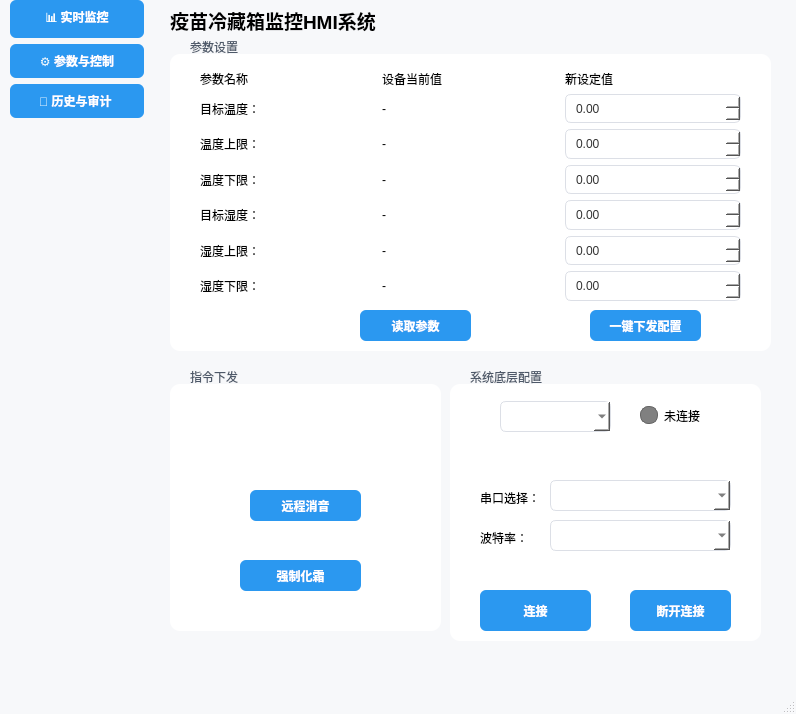
Old version of the form src/ui/mainwindow.ui in the repository mojimojimo/MyIndustrialHMI.
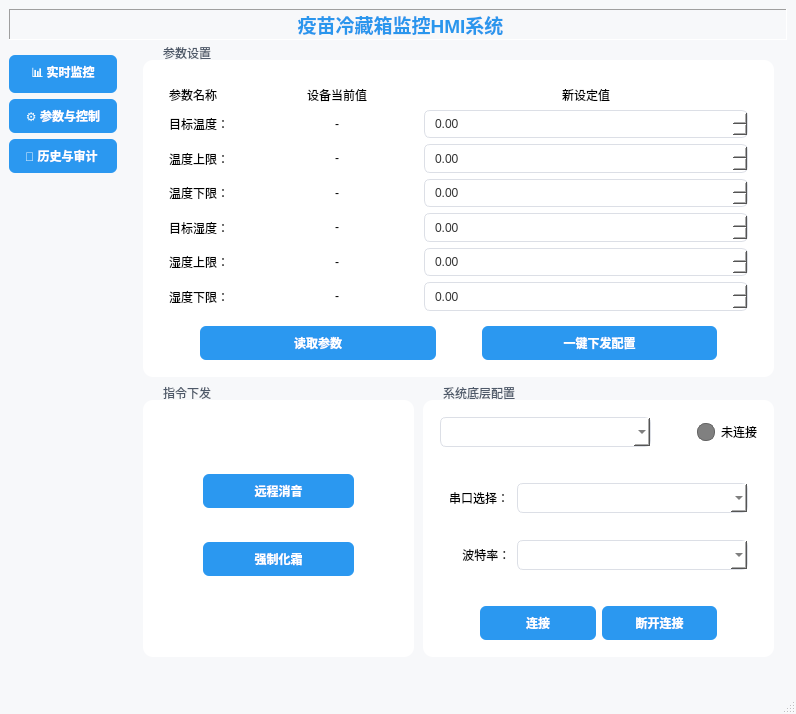
New version of the form. The open tabs and pages were chosen to show the change. Custom widgets are drawn as their Qt base class.

The edit to the form file:
```diff
--- a/src/ui/mainwindow.ui
+++ b/src/ui/mainwindow.ui
@@ -194,15 +194,61 @@
 }</string>
   </property>
   <widget class="QWidget" name="centralwidget">
+   <layout class="QGridLayout" name="gridLayout_6">
+    <item row="1" column="0">
+     <widget class="QWidget" name="widget" native="true">
+      <property name="sizePolicy">
+       <sizepolicy hsizetype="Preferred" vsizetype="Preferred">
+        <horstretch>0</horstretch>
+        <verstretch>1</verstretch>
+       </sizepolicy>
+      </property>
+      <layout class="QVBoxLayout" name="verticalLayout">
+       <property name="leftMargin">
+        <number>0</number>
+       </property>
+       <property name="rightMargin">
+        <number>0</number>
+       </property>
+       <item>
+        <widget class="QPushButton" name="btn1">
+         <property name="text">
+          <string>📊 实时监控</string>
+         </property>
+        </widget>
+       </item>
+       <item>
+        <widget class="QPushButton" name="btn2">
+         <property name="text">
+          <string>⚙️ 参数与控制</string>
+         </property>
+        </widget>
+       </item>
+       <item>
+        <widget class="QPushButton" name="btn3">
+         <property name="text">
+          <string>📁 历史与审计 </string>
+         </property>
+        </widget>
+       </item>
+       <item>
+        <spacer name="verticalSpacer">
+         <property name="orientation">
+          <enum>Qt::Vertical</enum>
+         </property>
+         <property name="sizeHint" stdset="0">
+          <size>
+           <width>20</width>
+           <height>40</height>
+          </size>
+         </property>
+        </spacer>
+       </item>
+      </layout>
+     </widget>
+    </item>
+    <item row="1" column="1">
    <widget class="QStackedWidget" name="mainStkWidget">
-    <property name="geometry">
-     <rect>
-      <x>160</x>
-      <y>30</y>
-      <width>631</width>
-      <height>621</height>
-     </rect>
-    </property>
     <property name="styleSheet">
      <string notr="true"/>
     </property>
@@ -210,71 +256,30 @@
      <number>1</number>
     </property>
     <widget class="QWidget" name="page_5">
-     <widget class="QGroupBox" name="groupBox_5">
+       <widget class="QWidget" name="widget_3" native="true">
       <property name="geometry">
        <rect>
         <x>10</x>
-        <y>210</y>
-        <width>531</width>
-        <height>331</height>
-       </rect>
-      </property>
-      <property name="title">
-       <string>温度变化</string>
-      </property>
-      <widget class="QCustomPlot" name="plotTemp" native="true">
-       <property name="geometry">
-        <rect>
-         <x>20</x>
-         <y>50</y>
-         <width>491</width>
-         <height>251</height>
-        </rect>
-       </property>
-      </widget>
-     </widget>
+          <y>10</y>
+          <width>641</width>
+          <height>601</height>
+         </rect>
+        </property>
+        <layout class="QGridLayout" name="gridLayout_8" rowstretch="1,2" columnstretch="1,1">
+         <property name="topMargin">
+          <number>0</number>
+         </property>
+         <property name="bottomMargin">
+          <number>0</number>
+         </property>
+         <item row="0" column="0">
      <widget class="QGroupBox" name="groupBox_4">
-      <property name="geometry">
-       <rect>
-        <x>10</x>
-        <y>20</y>
-        <width>271</width>
-        <height>181</height>
-       </rect>
-      </property>
       <property name="title">
        <string>当前温度</string>
       </property>
-      <widget class="QLCDNumber" name="lcdTemp">
-       <property name="geometry">
-        <rect>
-         <x>90</x>
-         <y>30</y>
-         <width>111</width>
-         <height>51</height>
-        </rect>
-       </property>
-       <property name="styleSheet">
-        <string notr="true">QLCDNumber {
-    background-color: #1e1e1e; /* 黑底 */
-    color: #00ff00;            /* 绿字 */
-    border: 2px solid #555;    /* 边框 */
-    border-radius: 5px;        /* 圆角 */
-}</string>
-       </property>
-       <property name="segmentStyle">
-        <enum>QLCDNumber::Flat</enum>
-       </property>
-      </widget>
+           <layout class="QGridLayout" name="gridLayout_5" columnstretch="3,5,2">
+            <item row="2" column="1">
       <widget class="QLCDNumber" name="lcdHum">
-       <property name="geometry">
-        <rect>
-         <x>90</x>
-         <y>100</y>
-         <width>111</width>
-         <height>51</height>
-        </rect>
-       </property>
        <property name="styleSheet">
         <string notr="true">QLCDNumber {
     background-color: #1e1e1e; /* 黑底 */
@@ -287,41 +292,9 @@
         <enum>QLCDNumber::Flat</enum>
        </property>
       </widget>
-      <widget class="QLabel" name="label_14">
-       <property name="geometry">
-        <rect>
-         <x>20</x>
-         <y>50</y>
-         <width>54</width>
-         <height>16</height>
-        </rect>
-       </property>
-       <property name="text">
-        <string>当前温度：</string>
-       </property>
-      </widget>
-      <widget class="QLabel" name="label_15">
-       <property name="geometry">
-        <rect>
-         <x>20</x>
-         <y>120</y>
-         <width>54</width>
-         <height>16</height>
-        </rect>
-       </property>
-       <property name="text">
-        <string>当前湿度：</string>
-       </property>
-      </widget>
+            </item>
+            <item row="0" column="2">
       <widget class="QLabel" name="label_16">
-       <property name="geometry">
-        <rect>
-         <x>210</x>
-         <y>45</y>
-         <width>31</width>
-         <height>21</height>
-        </rect>
-       </property>
        <property name="font">
         <font>
          <pointsize>12</pointsize>
@@ -331,15 +304,16 @@
         <string>℃</string>
        </property>
       </widget>
+            </item>
+            <item row="0" column="0">
+             <widget class="QLabel" name="label_14">
+              <property name="text">
+               <string>当前温度：</string>
+              </property>
+             </widget>
+            </item>
+            <item row="2" column="2">
       <widget class="QLabel" name="label_17">
-       <property name="geometry">
-        <rect>
-         <x>210</x>
-         <y>105</y>
-         <width>21</width>
-         <height>41</height>
-        </rect>
-       </property>
        <property name="font">
         <font>
          <pointsize>12</pointsize>
@@ -349,253 +323,158 @@
         <string>%</string>
        </property>
       </widget>
-     </widget>
+            </item>
+            <item row="2" column="0">
+             <widget class="QLabel" name="label_15">
+              <property name="text">
+               <string>当前湿度：</string>
+              </property>
+             </widget>
+            </item>
+            <item row="0" column="1">
+             <widget class="QLCDNumber" name="lcdTemp">
+              <property name="styleSheet">
+               <string notr="true">QLCDNumber {
+    background-color: #1e1e1e; /* 黑底 */
+    color: #00ff00;            /* 绿字 */
+    border: 2px solid #555;    /* 边框 */
+    border-radius: 5px;        /* 圆角 */
+}</string>
+              </property>
+              <property name="segmentStyle">
+               <enum>QLCDNumber::Flat</enum>
+              </property>
+             </widget>
+            </item>
+            <item row="1" column="1">
+             <spacer name="verticalSpacer_3">
+              <property name="orientation">
+               <enum>Qt::Vertical</enum>
+              </property>
+              <property name="sizeType">
+               <enum>QSizePolicy::Fixed</enum>
+              </property>
+              <property name="sizeHint" stdset="0">
+               <size>
+                <width>20</width>
+                <height>10</height>
+               </size>
+              </property>
+             </spacer>
+            </item>
+           </layout>
+          </widget>
+         </item>
+         <item row="0" column="1">
      <widget class="QGroupBox" name="groupBox_7">
-      <property name="geometry">
-       <rect>
-        <x>289</x>
-        <y>20</y>
-        <width>251</width>
-        <height>181</height>
-       </rect>
-      </property>
       <property name="title">
        <string>设备运行状态</string>
       </property>
+           <layout class="QGridLayout" name="gridLayout_7" columnstretch="1,2">
+            <item row="0" column="0">
       <widget class="QLabel" name="label_6">
-       <property name="geometry">
-        <rect>
-         <x>20</x>
-         <y>49</y>
-         <width>61</width>
-         <height>21</height>
-        </rect>
-       </property>
        <property name="text">
         <string>门状态：</string>
        </property>
       </widget>
+            </item>
+            <item row="0" column="1">
+             <widget class="QLabel" name="lblDoor">
+              <property name="text">
+               <string/>
+              </property>
+             </widget>
+            </item>
+            <item row="1" column="0">
       <widget class="QLabel" name="label_10">
-       <property name="geometry">
-        <rect>
-         <x>20</x>
-         <y>90</y>
-         <width>71</width>
-         <height>16</height>
-        </rect>
-       </property>
        <property name="text">
         <string>压缩机状态：</string>
        </property>
       </widget>
+            </item>
+            <item row="1" column="1">
+             <widget class="QLabel" name="lblCompress">
+              <property name="text">
+               <string/>
+              </property>
+             </widget>
+            </item>
+            <item row="2" column="0">
       <widget class="QLabel" name="label_11">
-       <property name="geometry">
-        <rect>
-         <x>20</x>
-         <y>130</y>
-         <width>54</width>
-         <height>16</height>
-        </rect>
-       </property>
        <property name="text">
         <string>报警码：</string>
        </property>
       </widget>
-      <widget class="QLabel" name="lblDoor">
-       <property name="geometry">
-        <rect>
-         <x>80</x>
-         <y>50</y>
-         <width>141</width>
-         <height>20</height>
-        </rect>
-       </property>
-       <property name="text">
-        <string/>
-       </property>
-      </widget>
-      <widget class="QLabel" name="lblCompress">
-       <property name="geometry">
-        <rect>
-         <x>100</x>
-         <y>90</y>
-         <width>131</width>
-         <height>20</height>
-        </rect>
-       </property>
-       <property name="text">
-        <string/>
-       </property>
-      </widget>
+            </item>
+            <item row="2" column="1">
       <widget class="QLabel" name="lblAlarm">
+              <property name="text">
+               <string/>
+              </property>
+             </widget>
+            </item>
+           </layout>
+          </widget>
+         </item>
+         <item row="1" column="0" colspan="2">
+          <widget class="QGroupBox" name="groupBox_5">
+           <property name="title">
+            <string>温度变化</string>
+           </property>
+           <widget class="QCustomPlot" name="plotTemp" native="true">
        <property name="geometry">
         <rect>
-         <x>80</x>
-         <y>130</y>
-         <width>131</width>
-         <height>21</height>
-        </rect>
-       </property>
-       <property name="text">
-        <string/>
-       </property>
-      </widget>
+              <x>30</x>
+              <y>50</y>
+              <width>571</width>
+              <height>321</height>
+             </rect>
+            </property>
+           </widget>
+          </widget>
+         </item>
+        </layout>
      </widget>
     </widget>
     <widget class="QWidget" name="page_6">
      <widget class="QGroupBox" name="groupBox_2">
       <property name="geometry">
        <rect>
-        <x>290</x>
+          <x>300</x>
         <y>340</y>
-        <width>311</width>
+          <width>351</width>
         <height>271</height>
        </rect>
       </property>
       <property name="title">
        <string>系统底层配置</string>
       </property>
-      <widget class="QStackedWidget" name="stackedWidget">
-       <property name="geometry">
-        <rect>
-         <x>20</x>
-         <y>90</y>
-         <width>271</width>
-         <height>111</height>
-        </rect>
-       </property>
-       <property name="currentIndex">
-        <number>1</number>
-       </property>
-       <widget class="QWidget" name="page">
-        <widget class="QLabel" name="label_5">
-         <property name="geometry">
-          <rect>
-           <x>10</x>
-           <y>30</y>
-           <width>60</width>
-           <height>16</height>
-          </rect>
-         </property>
-         <property name="text">
-          <string>串口选择：</string>
-         </property>
-        </widget>
-        <widget class="QLabel" name="label_3">
-         <property name="geometry">
-          <rect>
-           <x>10</x>
-           <y>70</y>
-           <width>48</width>
-           <height>16</height>
-          </rect>
-         </property>
-         <property name="text">
-          <string>波特率：</string>
-         </property>
-        </widget>
-        <widget class="QComboBox" name="portList">
-         <property name="geometry">
-          <rect>
-           <x>80</x>
-           <y>20</y>
-           <width>181</width>
-           <height>31</height>
-          </rect>
-         </property>
-        </widget>
-        <widget class="QComboBox" name="baudList">
-         <property name="geometry">
-          <rect>
-           <x>80</x>
-           <y>60</y>
-           <width>181</width>
-           <height>31</height>
-          </rect>
-         </property>
-        </widget>
-       </widget>
-       <widget class="QWidget" name="page_2">
-        <widget class="QWidget" name="layoutWidget">
-         <property name="geometry">
-          <rect>
-           <x>40</x>
-           <y>20</y>
-           <width>187</width>
-           <height>70</height>
-          </rect>
-         </property>
-         <layout class="QGridLayout" name="gridLayout">
-          <item row="1" column="0">
-           <widget class="QLabel" name="label_4">
-            <property name="text">
-             <string>端口号：</string>
-            </property>
-           </widget>
-          </item>
-          <item row="0" column="1">
-           <widget class="QLineEdit" name="ipEdit"/>
-          </item>
-          <item row="1" column="1">
-           <widget class="QLineEdit" name="portEdit"/>
-          </item>
+        <layout class="QGridLayout" name="gridLayout_4" rowstretch="1,3,1">
           <item row="0" column="0">
-           <widget class="QLabel" name="label_2">
-            <property name="text">
-             <string>IP:</string>
-            </property>
-           </widget>
-          </item>
-         </layout>
-        </widget>
-       </widget>
-      </widget>
       <widget class="QComboBox" name="modeList">
-       <property name="geometry">
-        <rect>
-         <x>50</x>
-         <y>31</y>
-         <width>111</width>
-         <height>31</height>
-        </rect>
-       </property>
-      </widget>
-      <widget class="QPushButton" name="btnOpen">
-       <property name="geometry">
-        <rect>
-         <x>30</x>
-         <y>220</y>
-         <width>111</width>
-         <height>41</height>
-        </rect>
-       </property>
-       <property name="text">
-        <string>连接</string>
-       </property>
-      </widget>
-      <widget class="QPushButton" name="btnClose">
-       <property name="geometry">
-        <rect>
-         <x>180</x>
-         <y>220</y>
-         <width>101</width>
-         <height>41</height>
-        </rect>
-       </property>
-       <property name="text">
-        <string>断开连接</string>
-       </property>
-      </widget>
-      <widget class="QWidget" name="layoutWidget">
-       <property name="geometry">
-        <rect>
-         <x>190</x>
-         <y>30</y>
-         <width>81</width>
-         <height>31</height>
-        </rect>
-       </property>
+           <property name="sizePolicy">
+            <sizepolicy hsizetype="Preferred" vsizetype="Fixed">
+             <horstretch>1</horstretch>
+             <verstretch>0</verstretch>
+            </sizepolicy>
+           </property>
+          </widget>
+         </item>
+         <item row="0" column="1">
        <layout class="QHBoxLayout" name="horizontalLayout">
+           <item>
+            <spacer name="horizontalSpacer_5">
+             <property name="orientation">
+              <enum>Qt::Horizontal</enum>
+             </property>
+             <property name="sizeHint" stdset="0">
+              <size>
+               <width>40</width>
+               <height>20</height>
+              </size>
+             </property>
+            </spacer>
+           </item>
         <item>
          <widget class="QLabel" name="lblLight">
           <property name="styleSheet">
@@ -623,30 +502,153 @@
          </widget>
         </item>
        </layout>
-      </widget>
+         </item>
+         <item row="2" column="0" colspan="2">
+          <layout class="QHBoxLayout" name="horizontalLayout_3" stretch="0,1,1,0">
+           <property name="spacing">
+            <number>6</number>
+           </property>
+           <item>
+            <spacer name="horizontalSpacer_4">
+             <property name="orientation">
+              <enum>Qt::Horizontal</enum>
+             </property>
+             <property name="sizeHint" stdset="0">
+              <size>
+               <width>40</width>
+               <height>20</height>
+              </size>
+             </property>
+            </spacer>
+           </item>
+           <item>
+            <widget class="QPushButton" name="btnOpen">
+             <property name="sizePolicy">
+              <sizepolicy hsizetype="Expanding" vsizetype="Fixed">
+               <horstretch>0</horstretch>
+               <verstretch>0</verstretch>
+              </sizepolicy>
+             </property>
+             <property name="text">
+              <string>连接</string>
+             </property>
+            </widget>
+           </item>
+           <item>
+            <widget class="QPushButton" name="btnClose">
+             <property name="sizePolicy">
+              <sizepolicy hsizetype="Minimum" vsizetype="Fixed">
+               <horstretch>0</horstretch>
+               <verstretch>0</verstretch>
+              </sizepolicy>
+             </property>
+             <property name="text">
+              <string>断开连接</string>
+             </property>
+            </widget>
+           </item>
+           <item>
+            <spacer name="horizontalSpacer_6">
+             <property name="orientation">
+              <enum>Qt::Horizontal</enum>
+             </property>
+             <property name="sizeHint" stdset="0">
+              <size>
+               <width>40</width>
+               <height>20</height>
+              </size>
+             </property>
+            </spacer>
+           </item>
+          </layout>
+         </item>
+         <item row="1" column="0" colspan="2">
+          <widget class="QStackedWidget" name="stackedWidget">
+           <property name="currentIndex">
+            <number>1</number>
+           </property>
+           <widget class="QWidget" name="page">
+            <layout class="QGridLayout" name="gridLayout_3">
+             <item row="1" column="1">
+              <widget class="QComboBox" name="baudList">
+               <property name="sizePolicy">
+                <sizepolicy hsizetype="Preferred" vsizetype="Fixed">
+                 <horstretch>0</horstretch>
+                 <verstretch>0</verstretch>
+                </sizepolicy>
+               </property>
+              </widget>
+             </item>
+             <item row="0" column="1">
+              <widget class="QComboBox" name="portList">
+               <property name="sizePolicy">
+                <sizepolicy hsizetype="Preferred" vsizetype="Fixed">
+                 <horstretch>1</horstretch>
+                 <verstretch>0</verstretch>
+                </sizepolicy>
+               </property>
+              </widget>
+             </item>
+             <item row="1" column="0">
+              <widget class="QLabel" name="label_3">
+               <property name="text">
+                <string>    波特率：</string>
+               </property>
+              </widget>
+             </item>
+             <item row="0" column="0">
+              <widget class="QLabel" name="label_5">
+               <property name="text">
+                <string>串口选择：</string>
+               </property>
+              </widget>
+             </item>
+            </layout>
+           </widget>
+           <widget class="QWidget" name="page_2">
+            <layout class="QGridLayout" name="gridLayout">
+             <item row="0" column="0">
+              <widget class="QLabel" name="label_2">
+               <property name="text">
+                <string>       IP:</string>
+               </property>
+              </widget>
+             </item>
+             <item row="0" column="1">
+              <widget class="QLineEdit" name="ipEdit"/>
+             </item>
+             <item row="1" column="0">
+              <widget class="QLabel" name="label_4">
+               <property name="text">
+                <string>端口号：</string>
+               </property>
+              </widget>
+             </item>
+             <item row="1" column="1">
+              <widget class="QLineEdit" name="portEdit"/>
+             </item>
+            </layout>
+           </widget>
+          </widget>
+         </item>
+        </layout>
      </widget>
      <widget class="QGroupBox" name="groupBox">
       <property name="geometry">
        <rect>
-        <x>10</x>
-        <y>10</y>
-        <width>601</width>
-        <height>311</height>
+          <x>20</x>
+          <y>0</y>
+          <width>631</width>
+          <height>331</height>
        </rect>
       </property>
       <property name="title">
        <string>参数设置</string>
       </property>
+        <layout class="QVBoxLayout" name="verticalLayout_3">
+         <item>
       <widget class="QWidget" name="widget_2" native="true">
-       <property name="geometry">
-        <rect>
-         <x>30</x>
-         <y>30</y>
-         <width>541</width>
-         <height>231</height>
-        </rect>
-       </property>
-       <layout class="QGridLayout" name="gridLayout_2">
+           <layout class="QGridLayout" name="gridLayout_2" columnstretch="1,2,4">
         <item row="6" column="0">
          <widget class="QLabel" name="label_13">
           <property name="text">
@@ -664,14 +666,17 @@
         <item row="0" column="2">
          <widget class="QLabel" name="label_20">
           <property name="text">
-           <string>新设定值</string>
+               <string>&lt;html&gt;&lt;head/&gt;&lt;body&gt;&lt;p align=&quot;center&quot;&gt;新设定值&lt;/p&gt;&lt;/body&gt;&lt;/html&gt;</string>
           </property>
          </widget>
         </item>
         <item row="3" column="1">
          <widget class="QLabel" name="lblcurTempll">
           <property name="text">
-           <string>-</string>
+               <string>&lt;html&gt;&lt;head/&gt;&lt;body&gt;&lt;p align=&quot;center&quot;&gt;-&lt;/p&gt;&lt;/body&gt;&lt;/html&gt;</string>
+              </property>
+              <property name="alignment">
+               <set>Qt::AlignCenter</set>
           </property>
          </widget>
         </item>
@@ -688,14 +693,17 @@
         <item row="4" column="1">
          <widget class="QLabel" name="lblcurTarHum">
           <property name="text">
-           <string>-</string>
+               <string>&lt;html&gt;&lt;head/&gt;&lt;body&gt;&lt;p align=&quot;center&quot;&gt;-&lt;/p&gt;&lt;/body&gt;&lt;/html&gt;</string>
+              </property>
+              <property name="alignment">
+               <set>Qt::AlignCenter</set>
           </property>
          </widget>
         </item>
         <item row="0" column="1">
          <widget class="QLabel" name="label_19">
           <property name="text">
-           <string>设备当前值</string>
+               <string>&lt;html&gt;&lt;head/&gt;&lt;body&gt;&lt;p align=&quot;center&quot;&gt;设备当前值&lt;/p&gt;&lt;/body&gt;&lt;/html&gt;</string>
           </property>
          </widget>
         </item>
@@ -727,7 +735,10 @@
         <item row="5" column="1">
          <widget class="QLabel" name="lblcurHumhl">
           <property name="text">
-           <string>-</string>
+               <string>&lt;html&gt;&lt;head/&gt;&lt;body&gt;&lt;p align=&quot;center&quot;&gt;-&lt;/p&gt;&lt;/body&gt;&lt;/html&gt;</string>
+              </property>
+              <property name="alignment">
+               <set>Qt::AlignCenter</set>
           </property>
          </widget>
         </item>
@@ -751,21 +762,30 @@
         <item row="6" column="1">
          <widget class="QLabel" name="lblcurHumll">
           <property name="text">
-           <string>-</string>
+               <string>&lt;html&gt;&lt;head/&gt;&lt;body&gt;&lt;p align=&quot;center&quot;&gt;-&lt;/p&gt;&lt;/body&gt;&lt;/html&gt;</string>
+              </property>
+              <property name="alignment">
+               <set>Qt::AlignCenter</set>
           </property>
          </widget>
         </item>
         <item row="2" column="1">
          <widget class="QLabel" name="lblcurTemphl">
           <property name="text">
-           <string>-</string>
+               <string>&lt;html&gt;&lt;head/&gt;&lt;body&gt;&lt;p align=&quot;center&quot;&gt;-&lt;/p&gt;&lt;/body&gt;&lt;/html&gt;</string>
+              </property>
+              <property name="alignment">
+               <set>Qt::AlignCenter</set>
           </property>
          </widget>
         </item>
         <item row="1" column="1">
          <widget class="QLabel" name="lblcurTarTemp">
           <property name="text">
-           <string>-</string>
+               <string>&lt;html&gt;&lt;head/&gt;&lt;body&gt;&lt;p align=&quot;center&quot;&gt;-&lt;/p&gt;&lt;/body&gt;&lt;/html&gt;</string>
+              </property>
+              <property name="alignment">
+               <set>Qt::AlignCenter</set>
           </property>
          </widget>
         </item>
@@ -778,85 +798,143 @@
         </item>
        </layout>
       </widget>
+         </item>
+         <item>
+          <layout class="QHBoxLayout" name="horizontalLayout_2">
+           <item>
+            <spacer name="horizontalSpacer_2">
+             <property name="orientation">
+              <enum>Qt::Horizontal</enum>
+             </property>
+             <property name="sizeType">
+              <enum>QSizePolicy::Preferred</enum>
+             </property>
+             <property name="sizeHint" stdset="0">
+              <size>
+               <width>40</width>
+               <height>20</height>
+              </size>
+             </property>
+            </spacer>
+           </item>
+           <item>
       <widget class="QPushButton" name="btnReadParam">
-       <property name="geometry">
-        <rect>
-         <x>190</x>
-         <y>270</y>
-         <width>111</width>
-         <height>31</height>
-        </rect>
-       </property>
        <property name="text">
         <string>读取参数</string>
        </property>
       </widget>
+           </item>
+           <item>
+            <spacer name="horizontalSpacer">
+             <property name="orientation">
+              <enum>Qt::Horizontal</enum>
+             </property>
+             <property name="sizeType">
+              <enum>QSizePolicy::Preferred</enum>
+             </property>
+             <property name="sizeHint" stdset="0">
+              <size>
+               <width>40</width>
+               <height>20</height>
+              </size>
+             </property>
+            </spacer>
+           </item>
+           <item>
       <widget class="QPushButton" name="btnWriteParam">
-       <property name="geometry">
-        <rect>
-         <x>420</x>
-         <y>270</y>
-         <width>111</width>
-         <height>31</height>
-        </rect>
-       </property>
        <property name="text">
         <string>一键下发配置</string>
        </property>
       </widget>
+           </item>
+           <item>
+            <spacer name="horizontalSpacer_3">
+             <property name="orientation">
+              <enum>Qt::Horizontal</enum>
+             </property>
+             <property name="sizeType">
+              <enum>QSizePolicy::Preferred</enum>
+             </property>
+             <property name="sizeHint" stdset="0">
+              <size>
+               <width>40</width>
+               <height>20</height>
+              </size>
+             </property>
+            </spacer>
+           </item>
+          </layout>
+         </item>
+        </layout>
      </widget>
      <widget class="QGroupBox" name="groupBox_6">
       <property name="geometry">
        <rect>
-        <x>10</x>
+          <x>20</x>
         <y>340</y>
         <width>271</width>
-        <height>261</height>
+          <height>271</height>
        </rect>
       </property>
       <property name="title">
        <string>指令下发</string>
       </property>
+        <widget class="QWidget" name="">
+         <property name="geometry">
+          <rect>
+           <x>60</x>
+           <y>80</y>
+           <width>151</width>
+           <height>118</height>
+          </rect>
+         </property>
+         <layout class="QVBoxLayout" name="verticalLayout_2">
+          <item>
       <widget class="QPushButton" name="btnSilence">
-       <property name="geometry">
-        <rect>
-         <x>80</x>
-         <y>120</y>
-         <width>111</width>
-         <height>31</height>
-        </rect>
-       </property>
        <property name="text">
         <string>远程消音</string>
        </property>
       </widget>
+          </item>
+          <item>
+           <spacer name="verticalSpacer_2">
+            <property name="orientation">
+             <enum>Qt::Vertical</enum>
+            </property>
+            <property name="sizeType">
+             <enum>QSizePolicy::Fixed</enum>
+            </property>
+            <property name="sizeHint" stdset="0">
+             <size>
+              <width>20</width>
+              <height>20</height>
+             </size>
+            </property>
+           </spacer>
+          </item>
+          <item>
       <widget class="QPushButton" name="btnDefrost">
-       <property name="geometry">
-        <rect>
-         <x>70</x>
-         <y>190</y>
-         <width>121</width>
-         <height>31</height>
-        </rect>
-       </property>
        <property name="text">
         <string>强制化霜</string>
        </property>
       </widget>
+          </item>
+         </layout>
+        </widget>
      </widget>
     </widget>
     <widget class="QWidget" name="page_7">
      <widget class="QTabWidget" name="tabWidget">
       <property name="geometry">
        <rect>
-        <x>40</x>
-        <y>20</y>
-        <width>581</width>
-        <height>561</height>
+          <x>20</x>
+          <y>0</y>
+          <width>621</width>
+          <height>601</height>
        </rect>
       </property>
       <property name="currentIndex">
-       <number>0</number>
+         <number>1</number>
       </property>
       <widget class="QWidget" name="tab">
        <attribute name="title">
@@ -865,8 +943,8 @@
        <widget class="HistoryWidget" name="historyWidget" native="true">
         <property name="geometry">
          <rect>
-          <x>10</x>
-          <y>10</y>
+            <x>30</x>
+            <y>20</y>
           <width>550</width>
           <height>510</height>
          </rect>
@@ -893,107 +971,65 @@
         <property name="geometry">
          <rect>
           <x>10</x>
-          <y>0</y>
-          <width>561</width>
-          <height>521</height>
+            <y>10</y>
+            <width>591</width>
+            <height>551</height>
          </rect>
         </property>
         <property name="title">
          <string/>
         </property>
+          <layout class="QGridLayout" name="gridLayout_9">
+           <item row="0" column="0">
+            <spacer name="horizontalSpacer_8">
+             <property name="orientation">
+              <enum>Qt::Horizontal</enum>
+             </property>
+             <property name="sizeHint" stdset="0">
+              <size>
+               <width>454</width>
+               <height>20</height>
+              </size>
+             </property>
+            </spacer>
+           </item>
+           <item row="0" column="1">
         <widget class="QCheckBox" name="chkHexDisplay">
-         <property name="geometry">
-          <rect>
-           <x>460</x>
-           <y>20</y>
-           <width>91</width>
-           <height>20</height>
-          </rect>
-         </property>
          <property name="text">
           <string>显示原始Hex</string>
          </property>
         </widget>
-        <widget class="QTextBrowser" name="txtLog">
-         <property name="geometry">
-          <rect>
-           <x>20</x>
-           <y>50</y>
-           <width>531</width>
-           <height>451</height>
-          </rect>
-         </property>
-        </widget>
-       </widget>
-      </widget>
-     </widget>
-    </widget>
-   </widget>
-   <widget class="QWidget" name="widget" native="true">
-    <property name="geometry">
-     <rect>
-      <x>10</x>
-      <y>0</y>
-      <width>134</width>
-      <height>621</height>
-     </rect>
-    </property>
-    <layout class="QVBoxLayout" name="verticalLayout">
-     <item>
-      <widget class="QPushButton" name="btn1">
-       <property name="text">
-        <string>📊 实时监控</string>
-       </property>
-      </widget>
-     </item>
-     <item>
-      <widget class="QPushButton" name="btn2">
-       <property name="text">
-        <string>⚙️ 参数与控制</string>
-       </property>
-      </widget>
-     </item>
-     <item>
-      <widget class="QPushButton" name="btn3">
-       <property name="text">
-        <string>📁 历史与审计 </string>
-       </property>
-      </widget>
-     </item>
-     <item>
-      <spacer name="verticalSpacer">
-       <property name="orientation">
-        <enum>Qt::Vertical</enum>
-       </property>
-       <property name="sizeHint" stdset="0">
-        <size>
-         <width>20</width>
-         <height>40</height>
-        </size>
-       </property>
-      </spacer>
+           </item>
+           <item row="1" column="0" colspan="2">
+            <widget class="QTextBrowser" name="txtLog"/>
      </item>
     </layout>
    </widget>
+        </widget>
+       </widget>
+      </widget>
+     </widget>
+    </item>
+    <item row="0" column="0" colspan="2">
    <widget class="QLabel" name="label_18">
-    <property name="geometry">
-     <rect>
-      <x>170</x>
-      <y>0</y>
-      <width>581</width>
-      <height>41</height>
-     </rect>
-    </property>
     <property name="font">
      <font>
       <pointsize>14</pointsize>
       <bold>true</bold>
      </font>
     </property>
+      <property name="frameShape">
+       <enum>QFrame::Panel</enum>
+      </property>
+      <property name="frameShadow">
+       <enum>QFrame::Sunken</enum>
+      </property>
     <property name="text">
-     <string>疫苗冷藏箱监控HMI系统</string>
-    </property>
-   </widget>
+       <string>&lt;html&gt;&lt;head/&gt;&lt;body&gt;&lt;p align=&quot;center&quot;&gt;&lt;span style=&quot; color:#2a96ed;&quot;&gt;疫苗冷藏箱监控HMI系统&lt;/span&gt;&lt;/p&gt;&lt;/body&gt;&lt;/html&gt;</string>
+      </property>
+     </widget>
+    </item>
+   </layout>
   </widget>
   <widget class="QMenuBar" name="menubar">
    <property name="geometry">
```
Lines whose indentation alone changed are shown as unchanged.
